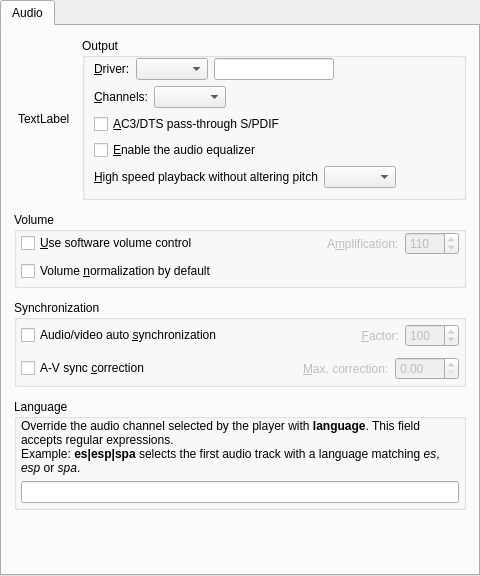
Qt form src/gui/pref/audio.ui (wilbert2000/wzplayer) before a commit.
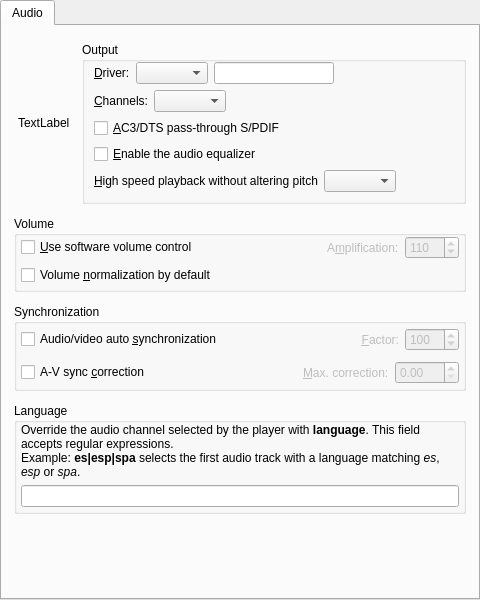
The same form after that commit. Custom widgets are drawn as their Qt base class.

Commit message: Small margins, spacing, dimensions and text changes

The edit to the form file:
```diff
--- a/src/gui/pref/audio.ui
+++ b/src/gui/pref/audio.ui
@@ -7,7 +7,7 @@
     <x>0</x>
     <y>0</y>
     <width>480</width>
-    <height>576</height>
+    <height>600</height>
    </rect>
   </property>
   <layout class="QVBoxLayout">
@@ -38,6 +38,9 @@
          <property name="leftMargin">
           <number>4</number>
          </property>
+         <property name="topMargin">
+          <number>4</number>
+         </property>
          <item>
           <widget class="QLabel" name="icon_label">
            <property name="text">
```
The commit also changes 10 other files.
